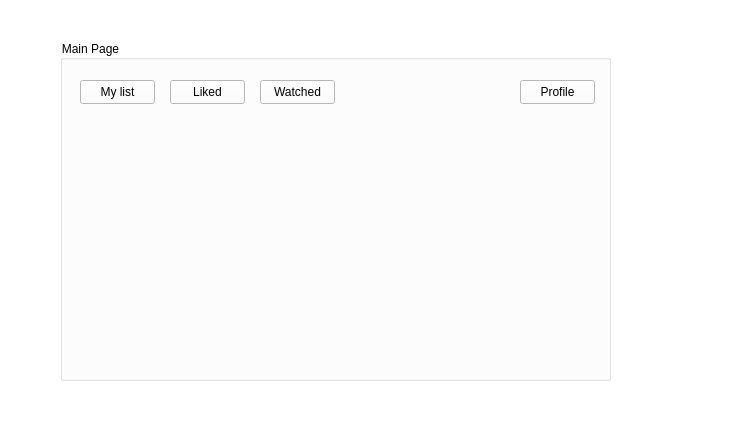
AlexN287/MovieRecommendationPlatform, file QTInterface/QTInterface/QTInterface.ui: the form before one commit.
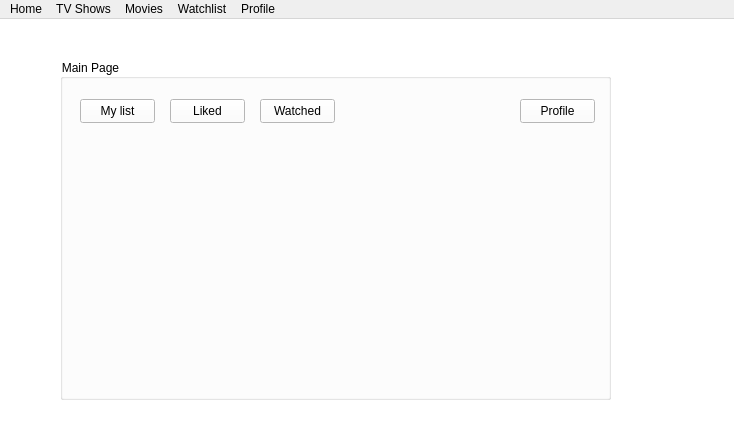
The form after the commit. The open tabs and pages were chosen to show the change.

Commit message: Added items in the menu bar.

Diff of the .ui file:
```diff
--- a/QTInterface/QTInterface/QTInterface.ui
+++ b/QTInterface/QTInterface/QTInterface.ui
@@ -803,6 +803,75 @@
      <height>22</height>
     </rect>
    </property>
+   <property name="sizePolicy">
+    <sizepolicy hsizetype="Preferred" vsizetype="Preferred">
+     <horstretch>0</horstretch>
+     <verstretch>50</verstretch>
+    </sizepolicy>
+   </property>
+   <property name="layoutDirection">
+    <enum>Qt::LeftToRight</enum>
+   </property>
+   <widget class="QMenu" name="menuHome">
+    <property name="cursor">
+     <cursorShape>PointingHandCursor</cursorShape>
+    </property>
+    <property name="title">
+     <string>Home</string>
+    </property>
+   </widget>
+   <widget class="QMenu" name="menuTV_Shows">
+    <property name="cursor">
+     <cursorShape>PointingHandCursor</cursorShape>
+    </property>
+    <property name="layoutDirection">
+     <enum>Qt::LeftToRight</enum>
+    </property>
+    <property name="title">
+     <string>TV Shows</string>
+    </property>
+   </widget>
+   <widget class="QMenu" name="menuMovies">
+    <property name="cursor">
+     <cursorShape>PointingHandCursor</cursorShape>
+    </property>
+    <property name="title">
+     <string>Movies</string>
+    </property>
+   </widget>
+   <widget class="QMenu" name="menuWatchlist">
+    <property name="cursor">
+     <cursorShape>PointingHandCursor</cursorShape>
+    </property>
+    <property name="title">
+     <string>Watchlist</string>
+    </property>
+   </widget>
+   <widget class="QMenu" name="menuProfile">
+    <property name="geometry">
+     <rect>
+      <x>456</x>
+      <y>235</y>
+      <width>135</width>
+      <height>138</height>
+     </rect>
+    </property>
+    <property name="layoutDirection">
+     <enum>Qt::LeftToRight</enum>
+    </property>
+    <property name="title">
+     <string>Profile</string>
+    </property>
+    <addaction name="actionAccount"/>
+    <addaction name="actionLiked_Movies"/>
+    <addaction name="actionHistory"/>
+    <addaction name="actionSogn_Out"/>
+   </widget>
+   <addaction name="menuHome"/>
+   <addaction name="menuTV_Shows"/>
+   <addaction name="menuMovies"/>
+   <addaction name="menuWatchlist"/>
+   <addaction name="menuProfile"/>
   </widget>
   <action name="actionhuyeba">
    <property name="text">
```
Left out of the diff: 38 changed lines with no effect on the pictures.
